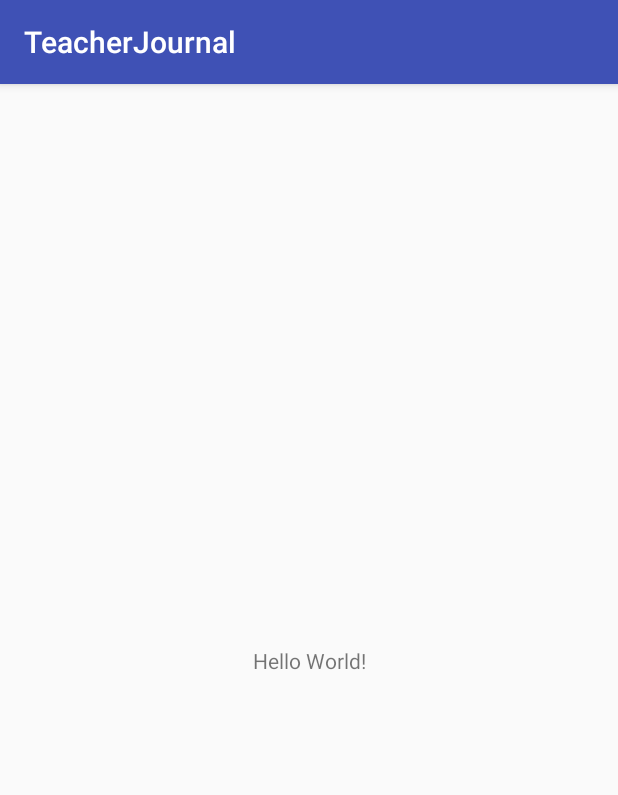
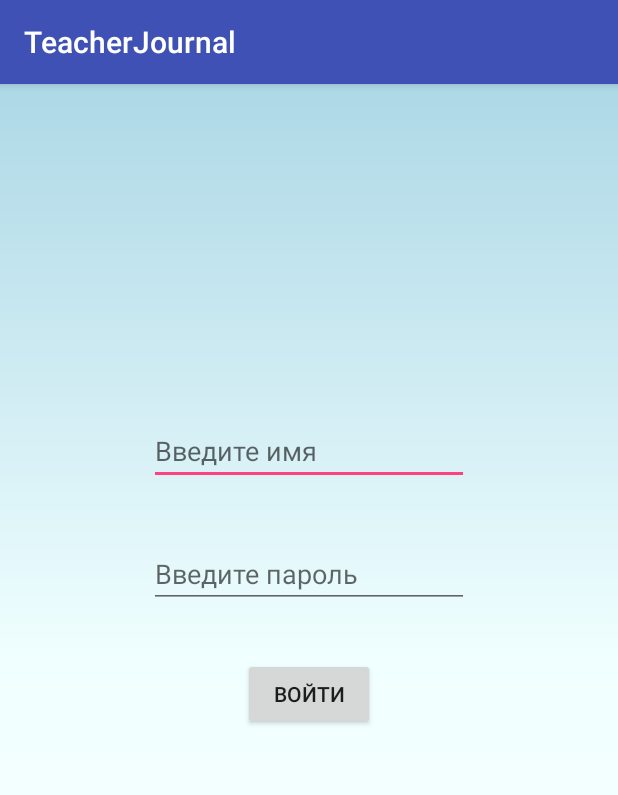
Before and after one commit to Rishat7c/TeacherJournal, an Android app: the screen it shows after launch (AuthActivity), on a phone screen of 412 x 824 dp. Shown: the top 795 px of the screen. Run offline under Robolectric (Android 15) with nearby library versions, the phone set to English and light mode, and no system bars; 8 statements that could not run were skipped.

Commit message:
SQLite connect & design

```diff
--- a/app/src/main/java/tj/teacherjournal/AuthActivity.java
+++ b/app/src/main/java/tj/teacherjournal/AuthActivity.java
@@ -1,13 +1,86 @@
 package tj.teacherjournal;
 
+import android.content.ContentValues;
+import android.database.Cursor;
+import android.database.sqlite.SQLiteDatabase;
 import android.support.v7.app.AppCompatActivity;
 import android.os.Bundle;
+import android.util.Log;
+import android.view.View;
+import android.widget.Button;
+import android.widget.EditText;
 
-public class AuthActivity extends AppCompatActivity {
+public class AuthActivity extends AppCompatActivity implements View.OnClickListener {
+
+    Button btnAdd, btnRead, btnClear;
+    EditText etName, etEmail;
+
+    DBHelper dbHelper;
 
     @Override
     protected void onCreate(Bundle savedInstanceState) {
         super.onCreate(savedInstanceState);
         setContentView(R.layout.activity_auth);
+
+        btnAdd = (Button) findViewById(R.id.btnAdd);
+        btnAdd.setOnClickListener(this);
+
+        btnRead = (Button) findViewById(R.id.btnRead);
+        btnRead.setOnClickListener(this);
+
+        btnClear = (Button) findViewById(R.id.btnClear);
+        btnClear.setOnClickListener(this);
+
+        etName = (EditText) findViewById(R.id.etName);
+        etEmail = (EditText) findViewById(R.id.etEmail);
+
+        dbHelper = new DBHelper(this);
     }
+
+    @Override
+    public void onClick(View view) {
+
+        String name = etName.getText().toString();
+        String email = etEmail.getText().toString();
+
+        SQLiteDatabase database = dbHelper.getWritableDatabase();
+
+        ContentValues contentValues = new ContentValues();
+
+
+        switch (view.getId()) {
+
+            case R.id.btnAdd:
+                contentValues.put(DBHelper.KEY_NAME, name);
+                contentValues.put(DBHelper.KEY_MAIL, email);
+
+                database.insert(DBHelper.TABLE_ACCOUNT, null, contentValues);
+                break;
+
+            case R.id.btnRead:
+                Cursor cursor = database.query(DBHelper.TABLE_ACCOUNT, null, null, null, null, null, null);
+
+                if (cursor.moveToFirst()) {
+                    int idIndex = cursor.getColumnIndex(DBHelper.KEY_ID);
+                    int nameIndex = cursor.getColumnIndex(DBHelper.KEY_NAME);
+                    int emailIndex = cursor.getColumnIndex(DBHelper.KEY_MAIL);
+                    do {
+                        Log.d("mLog", "ID = " + cursor.getInt(idIndex) +
+                                ", name = " + cursor.getString(nameIndex) +
+                                ", email = " + cursor.getString(emailIndex));
+                    } while (cursor.moveToNext());
+                } else
+                    Log.d("mLog","0 rows");
+
+                cursor.close();
+                break;
+
+            case R.id.btnClear:
+                database.delete(DBHelper.TABLE_ACCOUNT, null, null);
+                break;
+        }
+        dbHelper.close();
+
+    }
+
 }
--- /dev/null
+++ b/app/src/main/java/tj/teacherjournal/DBHelper.java
@@ -0,0 +1,36 @@
+package tj.teacherjournal;
+
+import android.content.Context;
+import android.database.sqlite.SQLiteDatabase;
+import android.database.sqlite.SQLiteOpenHelper;
+
+/**
+ * Created by risatgajsin on 16.04.2018.
+ */
+
+public class DBHelper extends SQLiteOpenHelper {
+
+    public static final int DATABASE_VERSION = 1;
+    public static final String DATABASE_NAME = "app";
+    public static final String TABLE_ACCOUNT = "account";
+
+    public static final String KEY_ID = "_id";
+    public static final String KEY_NAME = "name";
+    public static final String KEY_MAIL = "mail";
+
+    public DBHelper(Context context) {
+        super(context, DATABASE_NAME, null, DATABASE_VERSION);
+    }
+
+    @Override
+    public void onCreate(SQLiteDatabase db) {
+        db.execSQL("create table " + TABLE_ACCOUNT + "(" + KEY_ID + " integer primary key," + KEY_NAME + " text," + KEY_MAIL + " text" + ")");
+    }
+
+    @Override
+    public void onUpgrade(SQLiteDatabase db, int oldV, int newV) {
+        db.execSQL("drop table if exists " + TABLE_ACCOUNT);
+
+        onCreate(db);
+    }
+}
--- /dev/null
+++ b/app/src/main/res/drawable/gradient.xml
@@ -0,0 +1,12 @@
+<?xml version="1.0" encoding="utf-8"?>
+<shape xmlns:android="http://schemas.android.com/apk/res/android"
+    android:shape="rectangle">
+    <!-- #3D5069 , #2A3c58 , #192943-->
+    <gradient
+        android:startColor="#FFFFFF"
+        android:centerColor="#F0FFFF"
+        android:endColor="#ADD8E6"
+        android:angle="90"/>
+    <corners
+        android:radius="0dp"/>
+</shape>
--- a/app/src/main/res/layout/activity_auth.xml
+++ b/app/src/main/res/layout/activity_auth.xml
@@ -1,18 +1,43 @@
 <?xml version="1.0" encoding="utf-8"?>
-<android.support.constraint.ConstraintLayout xmlns:android="http://schemas.android.com/apk/res/android"
-    xmlns:app="http://schemas.android.com/apk/res-auto"
+<RelativeLayout
+    xmlns:android="http://schemas.android.com/apk/res/android"
     xmlns:tools="http://schemas.android.com/tools"
     android:layout_width="match_parent"
     android:layout_height="match_parent"
+    android:background="@drawable/gradient"
     tools:context="tj.teacherjournal.AuthActivity">
 
-    <TextView
+    <EditText
+        android:id="@+id/editText"
         android:layout_width="wrap_content"
         android:layout_height="wrap_content"
-        android:text="Hello World!"
-        app:layout_constraintBottom_toBottomOf="parent"
-        app:layout_constraintLeft_toLeftOf="parent"
-        app:layout_constraintRight_toRightOf="parent"
-        app:layout_constraintTop_toTopOf="parent" />
+        android:layout_alignParentTop="true"
+        android:layout_centerHorizontal="true"
+        android:layout_marginTop="222dp"
+        android:ems="10"
+        android:inputType="textPersonName"
+        android:hint="Введите имя" />
 
-</android.support.constraint.ConstraintLayout>
+    <EditText
+        android:id="@+id/editText2"
+        android:layout_width="wrap_content"
+        android:layout_height="wrap_content"
+        android:layout_alignEnd="@+id/editText"
+        android:layout_alignRight="@+id/editText"
+        android:layout_alignTop="@+id/editText"
+        android:layout_marginTop="82dp"
+        android:ems="10"
+        android:inputType="textPassword"
+        android:hint="Введите пароль"/>
+
+    <Button
+        android:id="@+id/button"
+        android:layout_width="wrap_content"
+        android:layout_height="wrap_content"
+        android:layout_below="@+id/editText2"
+        android:layout_centerHorizontal="true"
+        android:layout_marginTop="33dp"
+        android:text="Войти" />
+
+
+</RelativeLayout>
```
